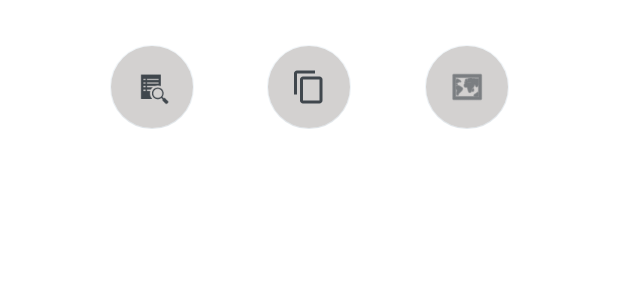
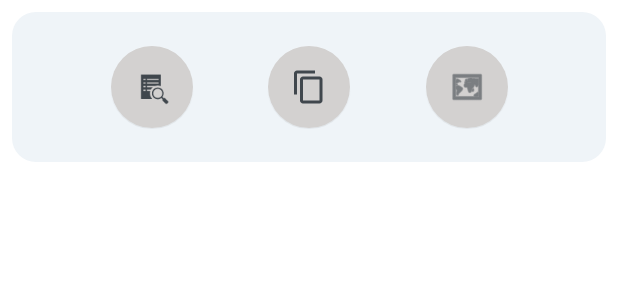
Before and after one commit to JoDaC/Archive-Companion, an Android app: the layout item_history_swipe.xml on its own in the app's theme, with its tools: preview values and no code run, on a phone screen of 412 x 824 dp. Shown: the top 300 px of the screen. Run offline under Robolectric (Android 15) with nearby library versions, the light colour scheme and no system bars.

Commit message:
Added swiping menu to history fragment recycler view items

```diff
--- /dev/null
+++ b/app/src/main/res/drawable/menu_history_background.xml
@@ -0,0 +1,11 @@
+<?xml version="1.0" encoding="utf-8"?>
+<shape xmlns:android="http://schemas.android.com/apk/res/android"
+    android:shape="rectangle">
+
+    <!-- Set the background color for the shape -->
+    <solid android:color="?attr/menuHistoryBackground" />
+
+    <!-- Set the radius for each corner -->
+    <corners android:radius="16dp" />
+
+</shape>
--- a/app/src/main/res/layout/item_history_swipe.xml
+++ b/app/src/main/res/layout/item_history_swipe.xml
@@ -16,7 +16,7 @@
         android:layout_height="wrap_content"
         android:minHeight="100dp"
         android:layout_margin="8dp"
-        android:background="@drawable/history_background"
+        android:background="@drawable/menu_history_background"
         android:padding="16dp">
 
         <com.google.android.material.floatingactionbutton.FloatingActionButton
--- a/app/src/main/res/values-night/themes.xml
+++ b/app/src/main/res/values-night/themes.xml
@@ -14,6 +14,7 @@
         <item name="floatingActionButtonStyle">@style/Widget.App.FloatingActionButton.Night</item>
         <item name="archiveProgressViewBackground">@color/dark_blue</item>
         <item name="historyBackground">@color/black</item>
+        <item name="menuHistoryBackground">@color/ultra_almost_black</item>
         <item name="historyItemTextColor">@color/white</item>
         <item name="historyItemSubTextColor">@color/light_blue</item>
         <item name="historyItemFabColor">@color/dark_greyish_blue</item>
--- a/app/src/main/res/values/attributes.xml
+++ b/app/src/main/res/values/attributes.xml
@@ -2,6 +2,7 @@
 <resources>
     <attr name="archiveProgressViewBackground" format="reference|color" />
     <attr name="historyBackground" format="reference|color" />
+    <attr name="menuHistoryBackground" format="reference|color" />
     <attr name="historyItemTextColor" format="reference|color" />
     <attr name="historyItemSubTextColor" format="reference|color" />
     <attr name="historyItemFabColor" format="reference|color" />
--- a/app/src/main/res/values/themes.xml
+++ b/app/src/main/res/values/themes.xml
@@ -14,6 +14,7 @@
         <item name="floatingActionButtonStyle">@style/Widget.App.FloatingActionButton.Day</item>
         <item name="archiveProgressViewBackground">@color/light_blue</item>
         <item name="historyBackground">@color/white</item>
+        <item name="menuHistoryBackground">@color/very_light_blue</item>
         <item name="historyItemTextColor">@color/black</item>
         <item name="historyItemSubTextColor">@color/design_default_color_error</item>
         <item name="historyItemFabColor">@color/intro_grey</item>
```
Also changed, not shown: app/src/main/java/com/example/archivevn/view/adapters/HistoryAdapter.kt (+17 -1 lines).
